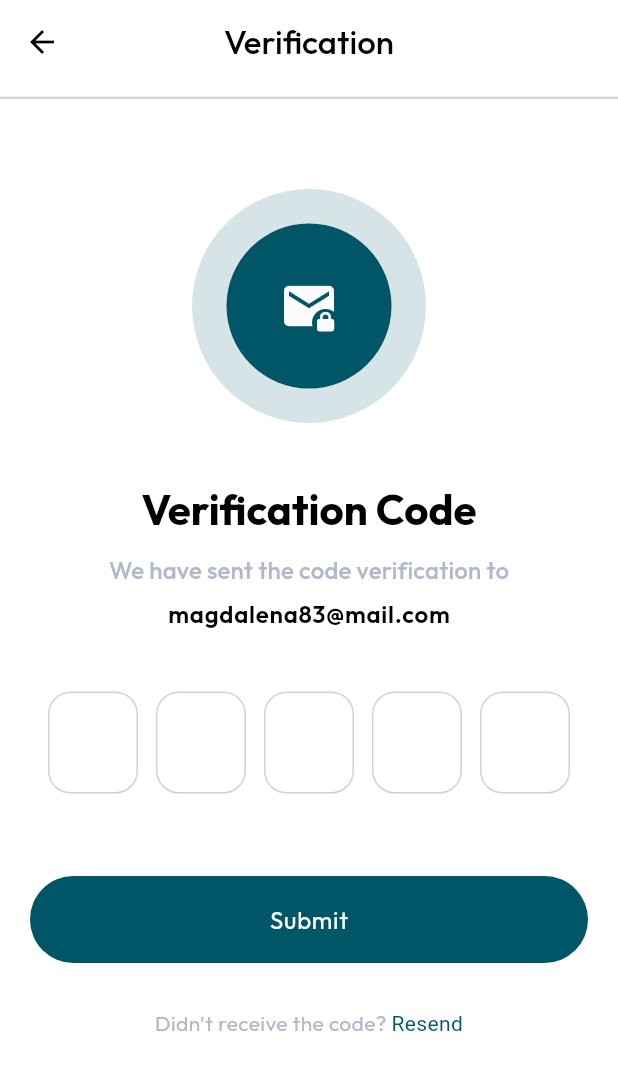
After one commit to AbdelrhmanReda17/Mahatatty, a Flutter app: the VerificationScreen screen opened directly, on a phone screen of 412 x 824 dp. The commit adds this screen. Shown: the top 1070 px of the screen. Run offline on Flutter 3.47's test engine with Material 3 defaults, Android fonts, the phone set to English and light mode, and no system bars; our stand-ins replace font_awesome_flutter, google_fonts, smooth_page_indicator.

Commit message:
add verification screen

```diff
--- a/lib/Screens/authentication_screen.dart
+++ b/lib/Screens/authentication_screen.dart
@@ -1,5 +1,6 @@
 import 'package:flutter/material.dart';
 import 'package:font_awesome_flutter/font_awesome_flutter.dart';
+import 'package:mahattaty/Screens/verification_screen.dart';
 import 'package:mahattaty/Utils/open_screens.dart';
 import 'package:mahattaty/Widgets/Generics/mahattaty_button.dart';
 import 'package:mahattaty/Widgets/Generics/mahattaty_text_form_field.dart';
@@ -87,7 +88,13 @@ class _AuthenticationScreenState extends State<AuthenticationScreen> {
                   text: 'Change Password',
                   style: MahattatyButtonStyle.primary,
                   onPressed: () {
-                   //Verify password
+                    Navigator.push(
+                      context,
+                      MaterialPageRoute(
+                        builder: (context) => VerificationScreen(),
+                      ),
+                    );
+
                   },
                   height: 50,
                 ),
--- /dev/null
+++ b/lib/Screens/verification_screen.dart
@@ -0,0 +1,207 @@
+import 'package:flutter/gestures.dart';
+import 'package:flutter/material.dart';
+import 'package:font_awesome_flutter/font_awesome_flutter.dart';
+
+import '../Themes/light_theme.dart';
+import '../Widgets/Generics/mahattaty_button.dart';
+import '../Widgets/Generics/mahattaty_text_form_field.dart';
+
+class VerificationScreen extends StatefulWidget {
+  //final String email;
+
+  const VerificationScreen({super.key});
+//  VerificationCodePage({required this.email});
+
+  @override
+  State<VerificationScreen> createState() => _VerificationScreenState();
+}
+
+class _VerificationScreenState extends State<VerificationScreen> {
+  //  code inputs
+  final TextEditingController _firstController = TextEditingController();
+  final TextEditingController _secondController = TextEditingController();
+  final TextEditingController _thirdController = TextEditingController();
+  final TextEditingController _fourthController = TextEditingController();
+  final TextEditingController _fifthController = TextEditingController();
+
+  @override
+  Widget build(BuildContext context) {
+    return Scaffold(
+      appBar: AppBar(
+        title:  Text('Verification',style:  Theme.of(context).textTheme.titleLarge!.copyWith(
+          color: Theme.of(context).colorScheme.onSurface,
+          fontWeight: FontWeight.w500,
+        ),),
+        centerTitle: true,
+
+        bottom: PreferredSize(
+          preferredSize: Size.fromHeight(10.0),
+          child: Column(
+            mainAxisSize: MainAxisSize.min,
+            children: [
+              const SizedBox(height: 5.0), // Space between title and line
+              Container(
+                color: Theme.of(context).colorScheme.onPrimaryContainer,
+                height: 1.5, // Thickness of the line
+              ),
+            ],
+          ),
+        ),
+      ),
+      body: Padding(
+        padding: const EdgeInsets.all(20.0),
+        child: Column(
+          crossAxisAlignment: CrossAxisAlignment.center,
+          children: [
+            const SizedBox(height: 40),
+            // Icon at the top
+            Center(
+              child: Stack(
+                alignment: Alignment.center,
+
+                children: [
+                  // Outer circle with low opacity
+                  CircleAvatar(
+                    radius: 78,
+                    backgroundColor: Theme.of(context).colorScheme.primary.withOpacity(0.16), // Low opacity background
+                  ),
+
+                  // Inner circle with lock icon
+                  CircleAvatar(
+                    radius: 55,
+                    backgroundColor:  Theme.of(context).colorScheme.primary, // Background for the lock icon
+                    child: Stack(
+                      children: [
+                        Icon(
+                          Icons.email,
+                          size: 40,
+                          color: Theme.of(context).colorScheme.primaryContainer,
+                        ),
+                        Positioned(
+                          bottom: 0,
+                          right: 0,
+                          child: CircleAvatar(
+                            radius: 9, // Size of the lock icon's  circle
+                            backgroundColor:  Theme.of(context).colorScheme.primary, // it is Background
+                            child: Icon(
+                              FontAwesomeIcons.lock,
+                              size: 13,
+                              color: Theme.of(context).colorScheme.primaryContainer,
+                            ),
+                          ),
+                        ),
+                      ],
+                    ),
+                  ),
+                ],
+              ),
+            ),
+
+            const SizedBox(height: 40),
+
+            // Title
+            Text(
+              'Verification Code',
+              style: Theme.of(context)
+                  .textTheme
+                  .headlineMedium!
+                  .copyWith(fontWeight: FontWeight.bold),
+            ),
+            const SizedBox(height: 10),
+
+            // Subtitle with email
+            Text(
+              'We have sent the code verification to',
+              style: Theme.of(context).textTheme.titleMedium?.copyWith(
+                color: customGrey,
+              ),
+            ),
+            const SizedBox(height: 5),
+            Text(
+             //email,
+              'magdalena83@mail.com',
+              style: Theme.of(context)
+                  .textTheme
+                  .bodyLarge!
+                  .copyWith(fontWeight: FontWeight.w600),
+            ),
+            const SizedBox(height: 40),
+
+            // Input fields for the code
+            Row(
+              mainAxisAlignment: MainAxisAlignment.spaceEvenly,
+              children: [
+                _buildCodeInputField(_firstController),
+                _buildCodeInputField(_secondController),
+                _buildCodeInputField(_thirdController),
+                _buildCodeInputField(_fourthController),
+                _buildCodeInputField(_fifthController),
+
+              ],
+            ),
+            const SizedBox(height: 55),
+
+            SizedBox(
+              width: double.infinity,
+              child: MahattatyButton(
+                style: MahattatyButtonStyle.primary,
+                text: 'Submit', // Button text
+                onPressed: () {
+                  // Handle the submit action
+                },
+                textStyle: Theme.of(context).textTheme.bodyLarge?.copyWith(color: Theme.of(context).colorScheme.surface), // Optional: Customize text style
+                verticalPadding: 17.0, // Customize padding if needed
+                horizontalPadding: 20.0, // Customize padding if needed
+              ),
+            ),
+
+            const SizedBox(height: 30),
+
+            // Resend text
+            Text.rich(
+              TextSpan(
+                text: "Didn't receive the code? ",
+                style: Theme.of(context).textTheme.bodyMedium?.copyWith(color: customGrey,
+                ),
+                children: [
+                  TextSpan(
+                    text: 'Resend',
+                    style: TextStyle(color:  Theme.of(context).colorScheme.primary),
+                    recognizer: TapGestureRecognizer()
+                      ..onTap = () {
+                       //resend code
+                      },
+                  ),
+
+                ],
+              ),
+            ),
+          ],
+        ),
+      ),
+    );
+  }
+
+  Widget _buildCodeInputField(TextEditingController controller) {
+    return SizedBox(
+      width: 60,
+      child: TextField(
+
+        controller: controller,
+        textAlign: TextAlign.center,
+        keyboardType: TextInputType.number,
+        maxLength: 1,
+        decoration: InputDecoration(
+          counterText: '',
+          enabledBorder: OutlineInputBorder(
+            borderRadius: BorderRadius.circular(15),
+            borderSide:  BorderSide(
+              color:  Theme.of(context).colorScheme.onPrimaryContainer, // Border color
+            ),
+          ),
+        ),
+        style: Theme.of(context).textTheme.headlineMedium,
+      ),
+    );
+  }
+}
```
